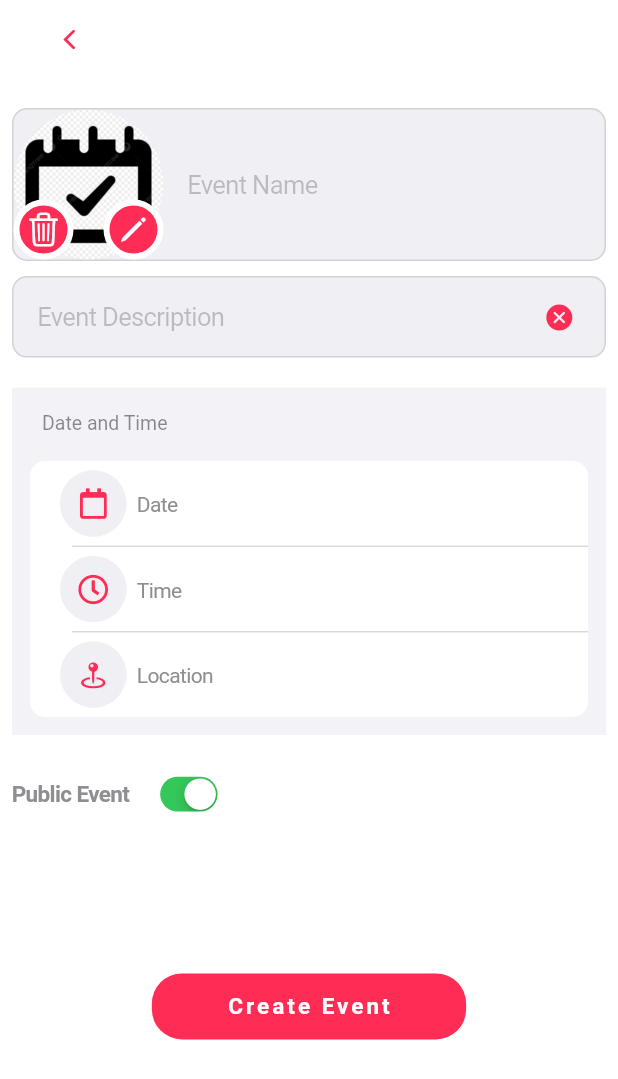
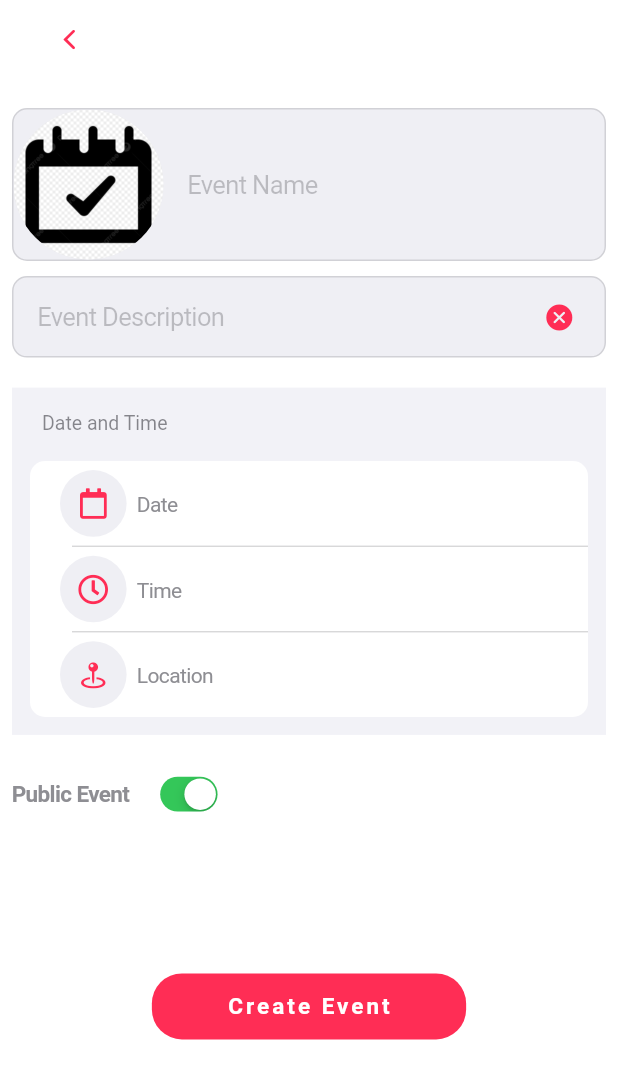
Before and after one commit to sergiolupo/DIMA_project, a Flutter app: the CreateEventPage screen opened directly with empty values, on a phone screen of 412 x 824 dp. Shown: the top 1079 px of the screen. Run offline on Flutter 3.47's test engine with Material 3 defaults, Android fonts, the phone set to English and light mode, and no system bars; our stand-ins replace cached_network_image, carousel_slider, cloud_firestore, dio, firebase_auth, firebase_core and 11 more; accounts and stored records are empty.

```diff
--- a/dima_project/lib/pages/create_event_page.dart
+++ b/dima_project/lib/pages/create_event_page.dart
@@ -3,10 +3,11 @@ import 'dart:typed_data';
 import 'package:dima_project/models/event.dart';
 import 'package:dima_project/services/database_service.dart';
 import 'package:dima_project/services/event_service.dart';
-import 'package:dima_project/widgets/auth/imageform_widget.dart';
+import 'package:dima_project/widgets/auth/image_crop_page.dart';
 import 'package:dima_project/widgets/events/date_picker.dart';
 import 'package:dima_project/widgets/events/location_page.dart';
 import 'package:dima_project/widgets/events/time_picker.dart';
+import 'package:dima_project/widgets/image_widget.dart';
 import 'package:flutter/cupertino.dart';
 import 'package:intl/intl.dart';
 import 'package:latlong2/latlong.dart';
@@ -25,7 +26,7 @@ class CreateEventPageState extends State<CreateEventPage> {
   final TextEditingController _eventDescriptionController =
       TextEditingController();
   Uint8List selectedImagePath = Uint8List(0);
-  final imageInsertPageKey = GlobalKey<ImageInsertFormState>();
+  final imageInsertPageKey = GlobalKey<ImageCropPageState>();
   DateTime date = DateTime.now();
   late DateTime time = DateTime.now();
   late var dateString = '';
@@ -111,7 +112,7 @@ class CreateEventPageState extends State<CreateEventPage> {
         date: DateTime(date.year, date.month, date.day, time.hour, time.minute),
         members: [widget.uuid],
         isPublic: isPublic,
-        imagePath: selectedImagePath.isNotEmpty ? 'imagePath' : null,
+        imagePath: selectedImagePath.isNotEmpty ? '' : null,
         location: _selectedLocation!,
       );
 
@@ -151,12 +152,23 @@ class CreateEventPageState extends State<CreateEventPage> {
                   placeholder: 'Event Name',
                   minLines: 1,
                   maxLines: 3,
-                  prefix: ImageInsertForm(
-                    imageType: 2,
-                    imagePath: selectedImagePath,
-                    imageInsertPageKey: (Uint8List selectedImagePath) {
-                      this.selectedImagePath = selectedImagePath;
+                  prefix: GestureDetector(
+                    onTap: () => {
+                      Navigator.of(context).push(
+                        CupertinoPageRoute(
+                          builder: (context) => ImageCropPage(
+                            imageType: 2,
+                            imagePath: selectedImagePath,
+                            imageInsertPageKey: (Uint8List selectedImagePath) {
+                              this.selectedImagePath = selectedImagePath;
+                            },
+                          ),
+                        ),
+                      )
                     },
+                    child: CreateImageWidget.getEventImageMemory(
+                      selectedImagePath,
+                    ),
                   ),
                   decoration: BoxDecoration(
                     color: CupertinoColors.extraLightBackgroundGray,
--- a/dima_project/lib/widgets/auth/imageform_widget.dart
+++ /dev/null
@@ -1,134 +0,0 @@
-import 'dart:typed_data';
-
-import 'package:flutter/cupertino.dart';
-import 'package:image_picker/image_picker.dart';
-
-class ImageInsertForm extends StatefulWidget {
-  final Uint8List? imagePath;
-  final ValueChanged<Uint8List> imageInsertPageKey;
-  final int imageType; // 0 for user, 1 for group, 2 for event
-  const ImageInsertForm({
-    super.key,
-    this.imagePath,
-    required this.imageInsertPageKey,
-    required this.imageType,
-  });
-
-  @override
-  ImageInsertFormState createState() => ImageInsertFormState();
-}
-
-class ImageInsertFormState extends State<ImageInsertForm> {
-  final ImagePicker _picker = ImagePicker();
-  Uint8List _selectedImagePath = Uint8List(0);
-
-  @override
-  void initState() {
-    super.initState();
-    _selectedImagePath = widget.imagePath ?? Uint8List(0);
-  }
-
-  void _pickImage() async {
-    final pickedFile = await _picker.pickImage(
-      source: ImageSource.gallery,
-      maxHeight: 500,
-      maxWidth: 500,
-      imageQuality: 80,
-    );
-    if (pickedFile != null) {
-      final bytes = await pickedFile.readAsBytes();
-      setState(() {
-        _selectedImagePath = Uint8List.fromList(bytes);
-        widget.imageInsertPageKey(_selectedImagePath);
-      });
-    }
-  }
-
-  @override
-  Widget build(BuildContext context) {
-    return Column(
-      mainAxisAlignment: MainAxisAlignment.center,
-      children: <Widget>[
-        Stack(
-          children: [
-            ClipOval(
-              child: Container(
-                width: 100,
-                height: 100,
-                color: CupertinoColors.lightBackgroundGray,
-                child: _selectedImagePath.isNotEmpty
-                    ? Image.memory(
-                        _selectedImagePath,
-                        fit: BoxFit.cover,
-                      )
-                    : widget.imageType == 1
-                        ? Image.asset(
-                            'assets/default_group_image.png',
-                            fit: BoxFit.cover,
-                          )
-                        : widget.imageType == 2
-                            ? Image.asset(
-                                'assets/default_event_image.png',
-                                fit: BoxFit.cover,
-                              )
-                            : Image.asset(
-                                'assets/default_user_image.png',
-                                fit: BoxFit.cover,
-                              ),
-              ),
-            ),
-            Positioned(
-                bottom: 0,
-                left: 0,
-                child: Container(
-                  height: 40,
-                  width: 40,
-                  decoration: BoxDecoration(
-                    shape: BoxShape.circle,
-                    border: Border.all(
-                      width: 4,
-                      color: CupertinoColors.white,
-                    ),
-                    color: CupertinoColors.systemPink,
-                  ),
-                  child: GestureDetector(
-                    onTap: () => {
-                      setState(() {
-                        _selectedImagePath = Uint8List(0);
-                        widget.imageInsertPageKey(_selectedImagePath);
-                      })
-                    },
-                    child: const Icon(
-                      CupertinoIcons.delete,
-                      color: CupertinoColors.white,
-                    ),
-                  ),
-                )),
-            Positioned(
-                bottom: 0,
-                right: 0,
-                child: Container(
-                  height: 40,
-                  width: 40,
-                  decoration: BoxDecoration(
-                    shape: BoxShape.circle,
-                    border: Border.all(
-                      width: 4,
-                      color: CupertinoColors.white,
-                    ),
-                    color: CupertinoColors.systemPink,
-                  ),
-                  child: GestureDetector(
-                    onTap: _pickImage,
-                    child: const Icon(
-                      CupertinoIcons.pencil,
-                      color: CupertinoColors.white,
-                    ),
-                  ),
-                ))
-          ],
-        ),
-      ],
-    );
-  }
-}
--- a/dima_project/lib/widgets/image_widget.dart
+++ b/dima_project/lib/widgets/image_widget.dart
@@ -1,3 +1,5 @@
+import 'dart:typed_data';
+
 import 'package:flutter/cupertino.dart';
 
 class CreateImageWidget {
@@ -58,6 +60,63 @@ class CreateImageWidget {
     );
   }
 
+  static Widget getEventImageMemory(Uint8List image) {
+    return ClipOval(
+      child: Container(
+        width: 100,
+        height: 100,
+        color: CupertinoColors.lightBackgroundGray,
+        child: image.isNotEmpty
+            ? Image.memory(
+                image,
+                fit: BoxFit.cover,
+              )
+            : Image.asset(
+                'assets/default_event_image.png',
+                fit: BoxFit.cover,
+              ),
+      ),
+    );
+  }
+
+  static Widget getUserImageMemory(Uint8List image) {
+    return ClipOval(
+      child: Container(
+        width: 100,
+        height: 100,
+        color: CupertinoColors.lightBackgroundGray,
+        child: image.isNotEmpty
+            ? Image.memory(
+                image,
+                fit: BoxFit.cover,
+              )
+            : Image.asset(
+                'assets/default_user_image.png',
+                fit: BoxFit.cover,
+              ),
+      ),
+    );
+  }
+
+  static Widget getGroupImageMemory(Uint8List image) {
+    return ClipOval(
+      child: Container(
+        width: 100,
+        height: 100,
+        color: CupertinoColors.lightBackgroundGray,
+        child: image.isNotEmpty
+            ? Image.memory(
+                image,
+                fit: BoxFit.cover,
+              )
+            : Image.asset(
+                'assets/default_group_image.png',
+                fit: BoxFit.cover,
+              ),
+      ),
+    );
+  }
+
   static getImage(String content, {bool small = false}) {
     return Container(
       width: small ? 30 : 100,
```
Also changed, not shown: dima_project/lib/pages/groups/create_group_page.dart (+19 -7 lines), dima_project/lib/pages/groups/edit_group_page.dart (+19 -8 lines), dima_project/lib/pages/options/settings_page.dart (+18 -8 lines), dima_project/lib/pages/register_page.dart (+18 -6 lines), dima_project/lib/widgets/auth/image_crop_page.dart (added, +134 -0 lines).
